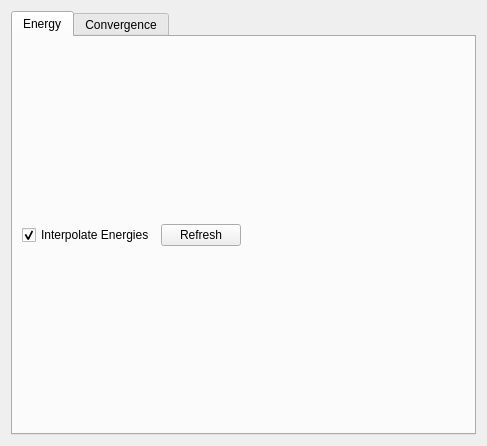
The window that ui-qt/ui/PlotsWidget.ui (spirit-code/spirit) describes before a commit, drawn with Qt 5.
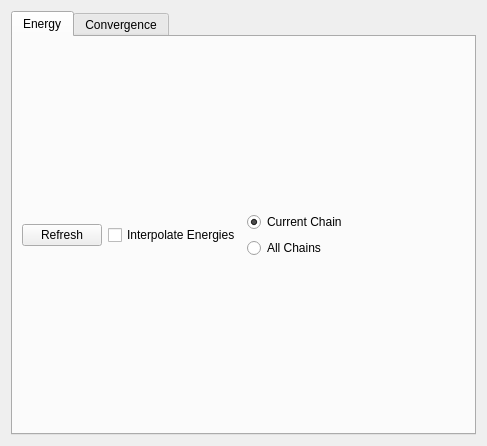
The same window after the commit.

Commit message: UI-QT: Updated Plotting. Minor ui changes. Added on/off switch for interpolation. PlotsWidget updates PlotWidget via a timer.

The edit to the form file:
```diff
--- a/ui-qt/ui/PlotsWidget.ui
+++ b/ui-qt/ui/PlotsWidget.ui
@@ -53,14 +53,7 @@
       <layout class="QGridLayout" name="gridLayout_3">
        <item row="1" column="0">
         <layout class="QGridLayout" name="gridLayout_2">
-         <item row="0" column="1">
-          <widget class="QPushButton" name="pushButton_Refresh">
-           <property name="text">
-            <string>Refresh</string>
-           </property>
-          </widget>
-         </item>
-         <item row="0" column="3">
+         <item row="0" column="4">
           <spacer name="horizontalSpacer">
            <property name="orientation">
             <enum>Qt::Horizontal</enum>
@@ -73,16 +66,44 @@
            </property>
           </spacer>
          </item>
-         <item row="0" column="0">
+         <item row="0" column="1">
           <widget class="QCheckBox" name="checkBox_InterpolateEnergies">
            <property name="text">
             <string>Interpolate Energies</string>
            </property>
            <property name="checked">
-            <bool>true</bool>
+            <bool>false</bool>
            </property>
           </widget>
          </item>
+         <item row="0" column="0">
+          <widget class="QPushButton" name="pushButton_Refresh">
+           <property name="text">
+            <string>Refresh</string>
+           </property>
+          </widget>
+         </item>
+         <item row="0" column="2">
+          <layout class="QGridLayout" name="gridLayout_7">
+           <item row="0" column="0">
+            <widget class="QRadioButton" name="radioButton_2">
+             <property name="text">
+              <string>Current Chain</string>
+             </property>
+             <property name="checked">
+              <bool>true</bool>
+             </property>
+            </widget>
+           </item>
+           <item row="1" column="0">
+            <widget class="QRadioButton" name="radioButton">
+             <property name="text">
+              <string>All Chains</string>
+             </property>
+            </widget>
+           </item>
+          </layout>
+         </item>
         </layout>
        </item>
        <item row="0" column="0">
```
The commit also changes 4 other files.
